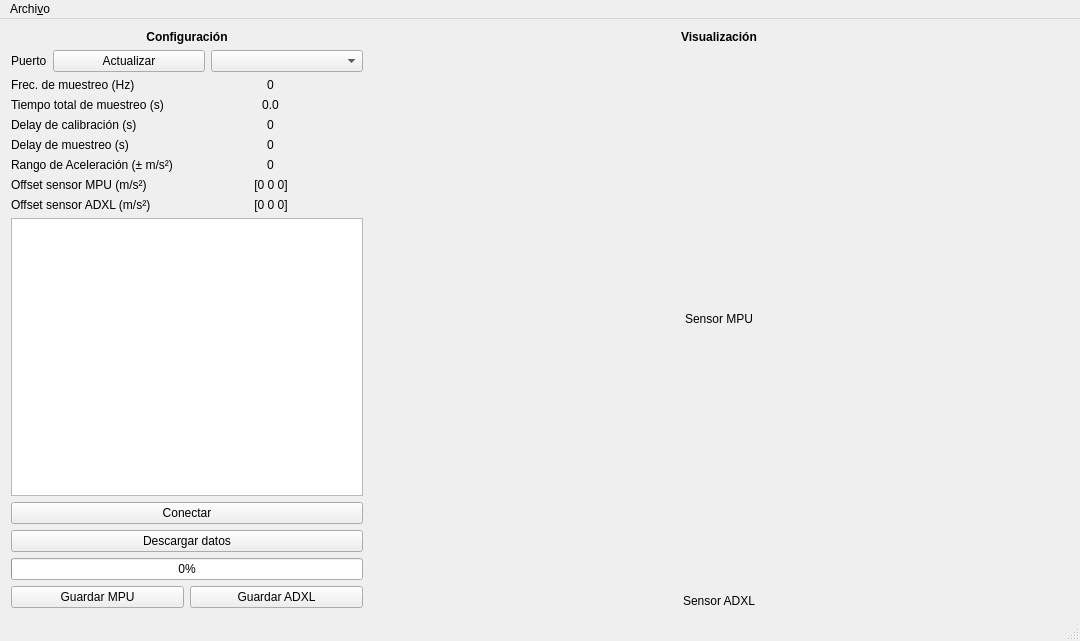
Old version of the form Qt/mainwindow.ui in the repository Toroid-io/AccelerationDataLogger.
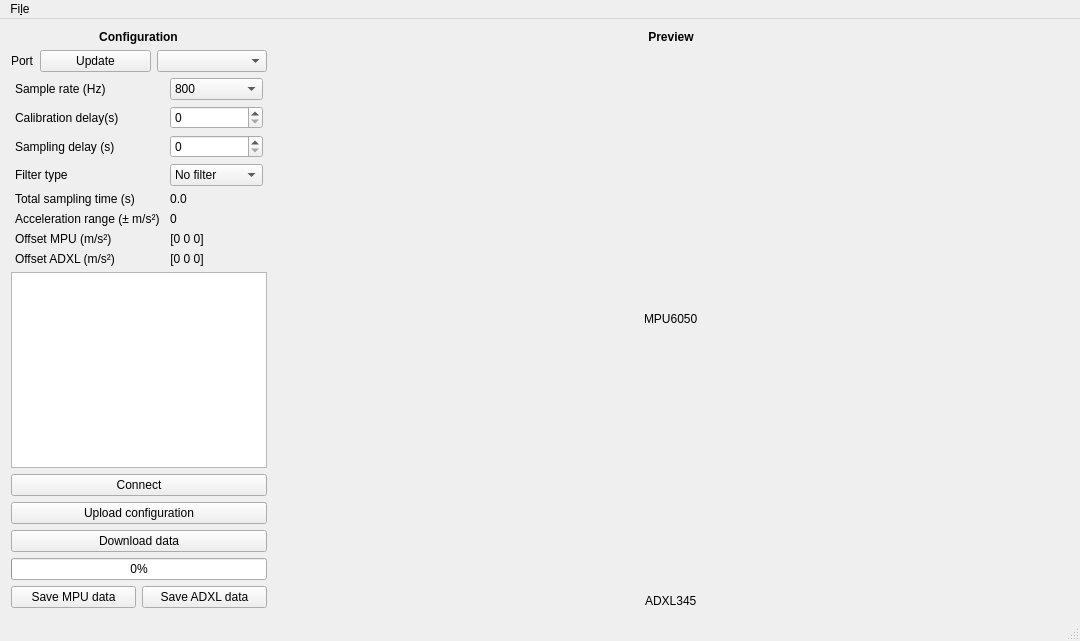
New version of the form. Custom widgets are drawn as their Qt base class.

Commit message: [Qt] UI can now modify (some) board parameters

What changed in the file:
```diff
--- a/Qt/mainwindow.ui
+++ b/Qt/mainwindow.ui
@@ -56,7 +56,7 @@
          </font>
         </property>
         <property name="text">
-         <string>Configuración</string>
+         <string>Configuration</string>
         </property>
         <property name="alignment">
          <set>Qt::AlignCenter</set>
@@ -77,7 +77,7 @@
            </sizepolicy>
           </property>
           <property name="text">
-           <string>Puerto</string>
+           <string>Port</string>
           </property>
          </widget>
         </item>
@@ -100,7 +100,7 @@
            </sizepolicy>
           </property>
           <property name="text">
-           <string>Actualizar</string>
+           <string>Update</string>
           </property>
          </widget>
         </item>
@@ -111,8 +111,47 @@
         <property name="sizeConstraint">
          <enum>QLayout::SetFixedSize</enum>
         </property>
-        <item row="2" column="0">
-         <widget class="QLabel" name="calDelayLabel">
+        <item row="0" column="2">
+         <widget class="QComboBox" name="sampleRateComboBox">
+          <item>
+           <property name="text">
+            <string>800</string>
+           </property>
+          </item>
+          <item>
+           <property name="text">
+            <string>625</string>
+           </property>
+          </item>
+          <item>
+           <property name="text">
+            <string>400</string>
+           </property>
+          </item>
+          <item>
+           <property name="text">
+            <string>200</string>
+           </property>
+          </item>
+          <item>
+           <property name="text">
+            <string>100</string>
+           </property>
+          </item>
+          <item>
+           <property name="text">
+            <string>50</string>
+           </property>
+          </item>
+          <item>
+           <property name="text">
+            <string>25</string>
+           </property>
+          </item>
+         </widget>
+        </item>
+        <item row="5" column="0">
+         <widget class="QLabel" name="accelRangeLabel">
           <property name="sizePolicy">
            <sizepolicy hsizetype="Fixed" vsizetype="Preferred">
             <horstretch>0</horstretch>
@@ -120,11 +159,75 @@
            </sizepolicy>
           </property>
           <property name="text">
-           <string>Delay de calibración (s)</string>
+           <string>Acceleration range (± m/s²)</string>
           </property>
          </widget>
         </item>
-        <item row="5" column="1" alignment="Qt::AlignHCenter">
+        <item row="7" column="0">
+         <widget class="QLabel" name="offsetADXLLabel">
+          <property name="sizePolicy">
+           <sizepolicy hsizetype="Fixed" vsizetype="Preferred">
+            <horstretch>0</horstretch>
+            <verstretch>0</verstretch>
+           </sizepolicy>
+          </property>
+          <property name="text">
+           <string>Offset ADXL (m/s²)</string>
+          </property>
+         </widget>
+        </item>
+        <item row="6" column="0">
+         <widget class="QLabel" name="offsetMPULabel">
+          <property name="sizePolicy">
+           <sizepolicy hsizetype="Fixed" vsizetype="Preferred">
+            <horstretch>0</horstretch>
+            <verstretch>0</verstretch>
+           </sizepolicy>
+          </property>
+          <property name="text">
+           <string>Offset MPU (m/s²)</string>
+          </property>
+         </widget>
+        </item>
+        <item row="5" column="2">
+         <widget class="QLabel" name="accelRangeValLabel">
+          <property name="sizePolicy">
+           <sizepolicy hsizetype="Fixed" vsizetype="Preferred">
+            <horstretch>0</horstretch>
+            <verstretch>0</verstretch>
+           </sizepolicy>
+          </property>
+          <property name="text">
+           <string>0</string>
+          </property>
+          <property name="alignment">
+           <set>Qt::AlignCenter</set>
+          </property>
+         </widget>
+        </item>
+        <item row="2" column="2">
+         <widget class="QSpinBox" name="sampleDelaySpinBox"/>
+        </item>
+        <item row="1" column="2">
+         <widget class="QSpinBox" name="calibrationDelaySpinBox"/>
+        </item>
+        <item row="7" column="2">
+         <widget class="QLabel" name="offsetADXLValLabel">
+          <property name="sizePolicy">
+           <sizepolicy hsizetype="Fixed" vsizetype="Preferred">
+            <horstretch>0</horstretch>
+            <verstretch>0</verstretch>
+           </sizepolicy>
+          </property>
+          <property name="text">
+           <string>[0 0 0]</string>
+          </property>
+          <property name="alignment">
+           <set>Qt::AlignCenter</set>
+          </property>
+         </widget>
+        </item>
+        <item row="6" column="2">
          <widget class="QLabel" name="offsetMPUValLabel">
           <property name="sizePolicy">
            <sizepolicy hsizetype="Fixed" vsizetype="Preferred">
@@ -140,19 +243,6 @@
           </property>
          </widget>
         </item>
-        <item row="3" column="0">
-         <widget class="QLabel" name="sampleDelayLabel">
-          <property name="sizePolicy">
-           <sizepolicy hsizetype="Fixed" vsizetype="Preferred">
-            <horstretch>0</horstretch>
-            <verstretch>0</verstretch>
-           </sizepolicy>
-          </property>
-          <property name="text">
-           <string>Delay de muestreo (s)</string>
-          </property>
-         </widget>
-        </item>
         <item row="0" column="0">
          <widget class="QLabel" name="sampleSpeedLabel">
           <property name="sizePolicy">
@@ -162,12 +252,12 @@
            </sizepolicy>
           </property>
           <property name="text">
-           <string>Frec. de muestreo (Hz)</string>
+           <string>Sample rate (Hz)</string>
           </property>
          </widget>
         </item>
-        <item row="2" column="1" alignment="Qt::AlignHCenter">
-         <widget class="QLabel" name="calDelayValLabel">
+        <item row="4" column="0">
+         <widget class="QLabel" name="sampleTimeLabel">
           <property name="sizePolicy">
            <sizepolicy hsizetype="Fixed" vsizetype="Preferred">
             <horstretch>0</horstretch>
@@ -175,14 +265,24 @@
            </sizepolicy>
           </property>
           <property name="text">
-           <string>0</string>
+           <string>Total sampling time (s)</string>
           </property>
-          <property name="alignment">
-           <set>Qt::AlignCenter</set>
+         </widget>
+        </item>
+        <item row="2" column="0">
+         <widget class="QLabel" name="sampleDelayLabel">
+          <property name="sizePolicy">
+           <sizepolicy hsizetype="Fixed" vsizetype="Preferred">
+            <horstretch>0</horstretch>
+            <verstretch>0</verstretch>
+           </sizepolicy>
           </property>
+          <property name="text">
+           <string>Sampling delay (s)</string>
+          </property>
          </widget>
         </item>
-        <item row="1" column="1" alignment="Qt::AlignHCenter">
+        <item row="4" column="2">
          <widget class="QLabel" name="sampleTimeValLabel">
           <property name="sizePolicy">
            <sizepolicy hsizetype="Fixed" vsizetype="Preferred">
@@ -206,82 +306,8 @@
           </property>
          </widget>
         </item>
-        <item row="4" column="0">
-         <widget class="QLabel" name="accelRangeLabel">
-          <property name="sizePolicy">
-           <sizepolicy hsizetype="Fixed" vsizetype="Preferred">
-            <horstretch>0</horstretch>
-            <verstretch>0</verstretch>
-           </sizepolicy>
-          </property>
-          <property name="text">
-           <string>Rango de Aceleración (± m/s²)</string>
-          </property>
-         </widget>
-        </item>
-        <item row="6" column="1" alignment="Qt::AlignHCenter">
-         <widget class="QLabel" name="offsetADXLValLabel">
-          <property name="sizePolicy">
-           <sizepolicy hsizetype="Fixed" vsizetype="Preferred">
-            <horstretch>0</horstretch>
-            <verstretch>0</verstretch>
-           </sizepolicy>
-          </property>
-          <property name="text">
-           <string>[0 0 0]</string>
-          </property>
-          <property name="alignment">
-           <set>Qt::AlignCenter</set>
-          </property>
-         </widget>
-        </item>
-        <item row="4" column="1" alignment="Qt::AlignHCenter">
-         <widget class="QLabel" name="accelRangeValLabel">
-          <property name="sizePolicy">
-           <sizepolicy hsizetype="Fixed" vsizetype="Preferred">
-            <horstretch>0</horstretch>
-            <verstretch>0</verstretch>
-           </sizepolicy>
-          </property>
-          <property name="text">
-           <string>0</string>
-          </property>
-          <property name="alignment">
-           <set>Qt::AlignCenter</set>
-          </property>
-         </widget>
-        </item>
-        <item row="3" column="1" alignment="Qt::AlignHCenter">
-         <widget class="QLabel" name="sampleDelayValLabel">
-          <property name="sizePolicy">
-           <sizepolicy hsizetype="Fixed" vsizetype="Preferred">
-            <horstretch>0</horstretch>
-            <verstretch>0</verstretch>
-           </sizepolicy>
-          </property>
-          <property name="text">
-           <string>0</string>
-          </property>
-          <property name="alignment">
-           <set>Qt::AlignCenter</set>
-          </property>
-         </widget>
-        </item>
-        <item row="5" column="0">
-         <widget class="QLabel" name="offsetMPULabel">
-          <property name="sizePolicy">
-           <sizepolicy hsizetype="Fixed" vsizetype="Preferred">
-            <horstretch>0</horstretch>
-            <verstretch>0</verstretch>
-           </sizepolicy>
-          </property>
-          <property name="text">
-           <string>Offset sensor MPU (m/s²)</string>
-          </property>
-         </widget>
-        </item>
         <item row="1" column="0">
-         <widget class="QLabel" name="sampleTimeLabel">
+         <widget class="QLabel" name="calDelayLabel">
           <property name="sizePolicy">
            <sizepolicy hsizetype="Fixed" vsizetype="Preferred">
             <horstretch>0</horstretch>
@@ -289,37 +315,34 @@
            </sizepolicy>
           </property>
           <property name="text">
-           <string>Tiempo total de muestreo (s)</string>
+           <string>Calibration delay(s)</string>
           </property>
          </widget>
         </item>
-        <item row="6" column="0">
-         <widget class="QLabel" name="offsetADXLLabel">
-          <property name="sizePolicy">
-           <sizepolicy hsizetype="Fixed" vsizetype="Preferred">
-            <horstretch>0</horstretch>
-            <verstretch>0</verstretch>
-           </sizepolicy>
-          </property>
+        <item row="3" column="0">
+         <widget class="QLabel" name="filterTypeLabel">
           <property name="text">
-           <string>Offset sensor ADXL (m/s²)</string>
+           <string>Filter type</string>
           </property>
          </widget>
         </item>
-        <item row="0" column="1" alignment="Qt::AlignHCenter">
-         <widget class="QLabel" name="sampleSpeedValLabel">
-          <property name="sizePolicy">
-           <sizepolicy hsizetype="Fixed" vsizetype="Preferred">
-            <horstretch>0</horstretch>
-            <verstretch>0</verstretch>
-           </sizepolicy>
-          </property>
-          <property name="text">
-           <string>0</string>
-          </property>
-          <property name="alignment">
-           <set>Qt::AlignCenter</set>
-          </property>
+        <item row="3" column="2">
+         <widget class="QComboBox" name="filterTypeComboBox">
+          <item>
+           <property name="text">
+            <string>No filter</string>
+           </property>
+          </item>
+          <item>
+           <property name="text">
+            <string>Static offset</string>
+           </property>
+          </item>
+          <item>
+           <property name="text">
+            <string>High pass</string>
+           </property>
+          </item>
          </widget>
         </item>
        </layout>
@@ -343,7 +366,14 @@
          </sizepolicy>
         </property>
         <property name="text">
-         <string>Conectar</string>
+         <string>Connect</string>
+        </property>
+       </widget>
+      </item>
+      <item>
+       <widget class="QPushButton" name="uploadConfigPushButton">
+        <property name="text">
+         <string>Upload configuration</string>
         </property>
        </widget>
       </item>
@@ -356,7 +386,7 @@
          </sizepolicy>
         </property>
         <property name="text">
-         <string>Descargar datos</string>
+         <string>Download data</string>
         </property>
        </widget>
       </item>
@@ -387,7 +417,7 @@
            </sizepolicy>
           </property>
           <property name="text">
-           <string>Guardar MPU</string>
+           <string>Save MPU data</string>
           </property>
          </widget>
         </item>
@@ -400,7 +430,7 @@
            </sizepolicy>
           </property>
           <property name="text">
-           <string>Guardar ADXL</string>
+           <string>Save ADXL data</string>
           </property>
          </widget>
         </item>
@@ -428,7 +458,7 @@
          </font>
         </property>
         <property name="text">
-         <string>Visualización</string>
+         <string>Preview</string>
         </property>
         <property name="alignment">
          <set>Qt::AlignCenter</set>
@@ -463,7 +493,7 @@
          </sizepolicy>
         </property>
         <property name="text">
-         <string>Sensor MPU</string>
+         <string>MPU6050</string>
         </property>
        </widget>
       </item>
@@ -495,7 +525,7 @@
          </sizepolicy>
         </property>
         <property name="text">
-         <string>Sensor ADXL</string>
+         <string>ADXL345</string>
         </property>
        </widget>
       </item>
@@ -514,7 +544,7 @@
    </property>
    <widget class="QMenu" name="fileMenu">
     <property name="title">
-     <string>Archi&amp;vo</string>
+     <string>Fi&amp;le</string>
     </property>
     <addaction name="aboutAction"/>
     <addaction name="closeAction"/>
```
Left out of the diff: 4 changed lines with no effect on the pictures. The commit also changes 5 other files.
